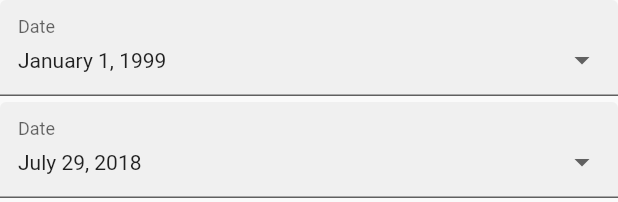
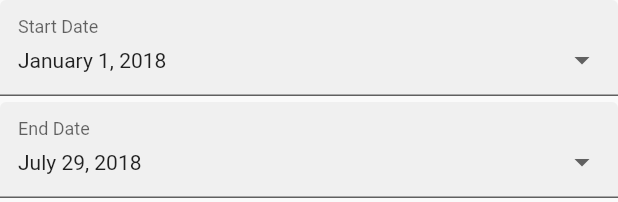
Before and after one commit to Jose4gg/GastosRD, a Flutter app: the SearchExpenses widget shown alone on an empty page, opened directly with empty values, on a phone screen of 412 x 824 dp. Shown: the top 202 px of the screen. Run offline on Flutter 3.47's test engine with Material 2 defaults, Android fonts, the phone set to English and light mode, and no system bars; our stand-ins replace cloud_firestore, firebase_storage, image_picker; accounts and stored records are empty; generated files the repository leaves out were written again; network calls fail.

Commit message:
Fix search

```diff
--- a/lib/screens/main/search_expenses.dart
+++ b/lib/screens/main/search_expenses.dart
@@ -19,7 +19,7 @@ class SearchExpenses extends StatefulWidget {
 
 class _SearchExpensesState extends State<SearchExpenses> {
   final User user;
-  DateTime startDate = new DateTime(1999, 1, 1);
+  DateTime startDate= new DateTime(2018, 1, 1);
   DateTime endDate = new DateTime.now();
 
   _SearchExpensesState(this.user);
@@ -51,7 +51,7 @@ class _SearchExpensesState extends State<SearchExpenses> {
           children: <Widget>[
             DatePicker(
               decoration: InputDecoration(
-                labelText: 'Date',
+                labelText: 'Start Date',
                 fillColor: Colors.grey[150],
                 filled: true,
               ),
@@ -68,7 +68,7 @@ class _SearchExpensesState extends State<SearchExpenses> {
             ),
             DatePicker(
               decoration: InputDecoration(
-                labelText: 'Date',
+                labelText: 'End Date',
                 fillColor: Colors.grey[150],
                 filled: true,
               ),
```
